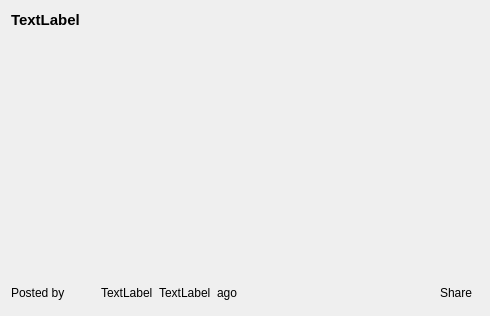
Before: the Qt Designer form retroshare-gui/src/gui/Posted/PhotoView.ui in RetroShare/RetroShare, drawn with Qt 5.
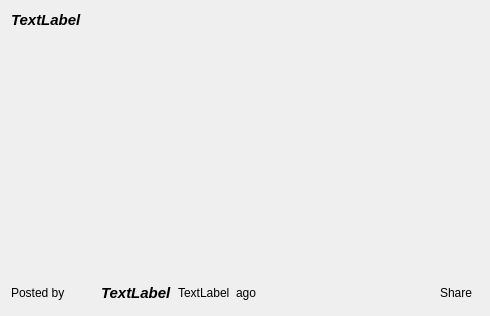
After: the same form once the commit is applied. Icons and pictures are not drawn. Custom widgets are drawn as their Qt base class.

Patch:
```diff
--- a/retroshare-gui/src/gui/Posted/PhotoView.ui
+++ b/retroshare-gui/src/gui/Posted/PhotoView.ui
@@ -24,6 +24,7 @@
        <family>MS Sans Serif</family>
        <pointsize>11</pointsize>
        <weight>75</weight>
+       <italic>true</italic>
        <bold>true</bold>
       </font>
      </property>
@@ -133,7 +134,10 @@
        <property name="font">
         <font>
          <family>MS Sans Serif</family>
-         <pointsize>9</pointsize>
+         <pointsize>11</pointsize>
+         <weight>75</weight>
+         <italic>true</italic>
+         <bold>true</bold>
         </font>
        </property>
        <property name="text">
```
Left out of the diff: 4 changed lines with no effect on the pictures.
